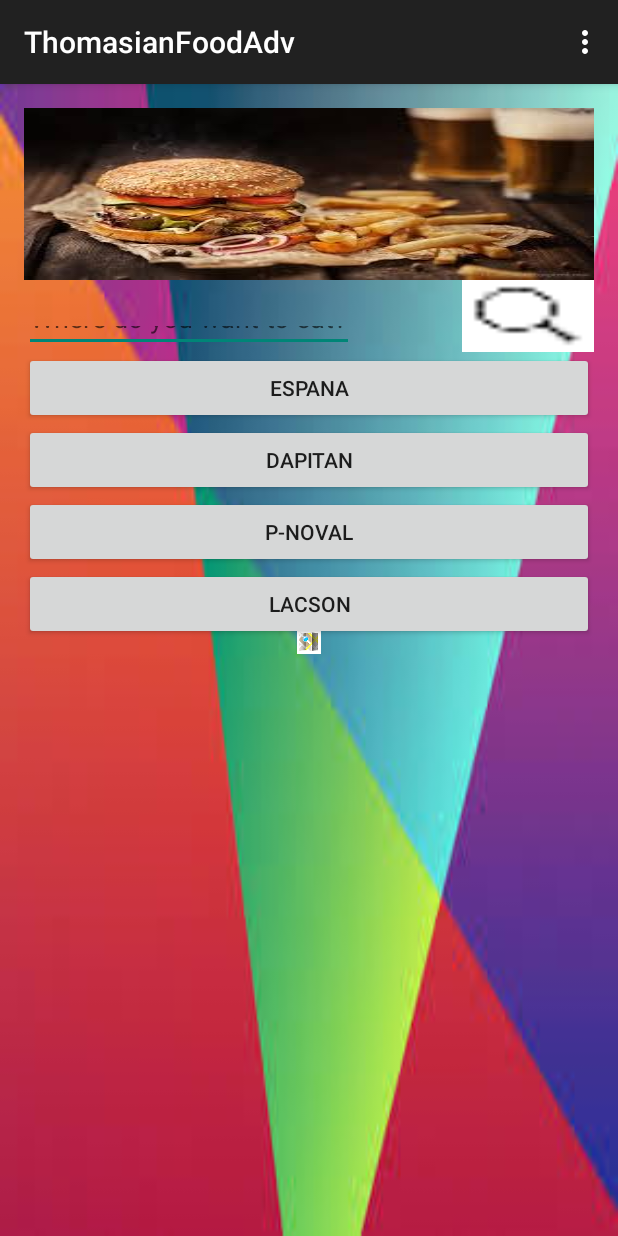
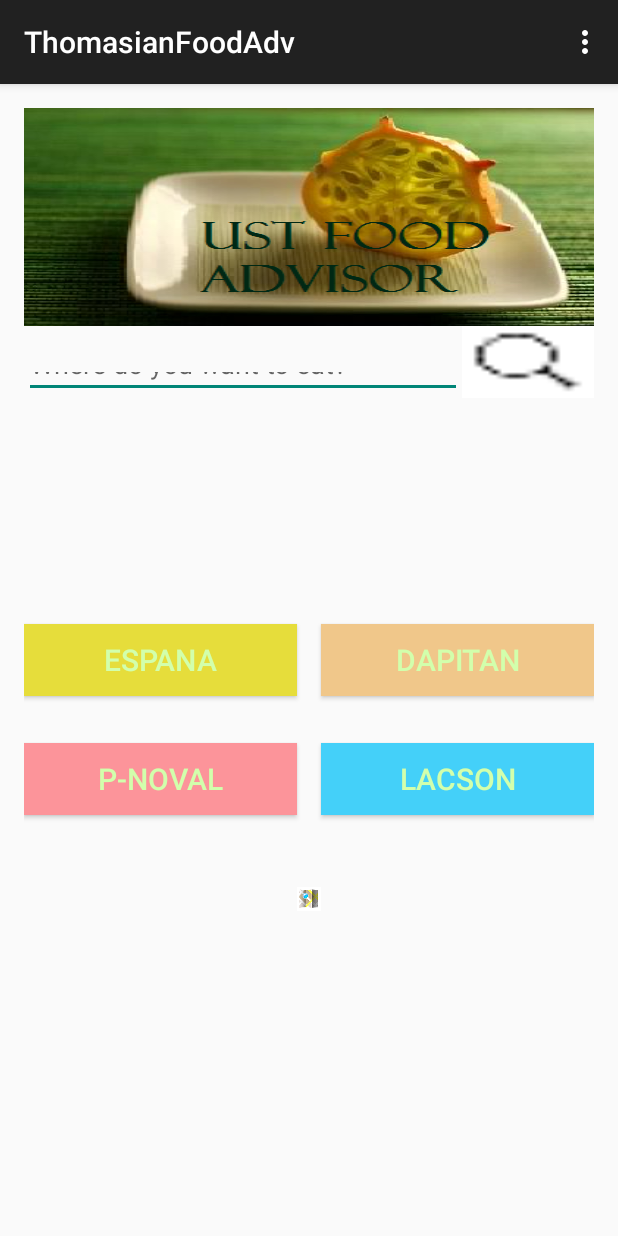
Before and after one commit to URIELLEBANZON/ThomasianFoodAdv, an Android app: the screen it shows after launch (Main_Activity), on a phone screen of 412 x 824 dp. Run offline under Robolectric (Android 15) with nearby library versions, the phone set to English and light mode, and no system bars.

Commit message:
update for food advisor
additional design and functions

```diff
--- a/app/src/main/res/layout/fragment_main_.xml
+++ b/app/src/main/res/layout/fragment_main_.xml
@@ -6,8 +6,7 @@
     android:paddingRight="@dimen/activity_horizontal_margin"
     android:paddingTop="@dimen/activity_vertical_margin"
     android:paddingBottom="@dimen/activity_vertical_margin"
-    tools:context=".Main_Activity$PlaceholderFragment"
-    android:background="@drawable/homepage">
+    tools:context=".Main_Activity$PlaceholderFragment">
 
     <EditText
         android:layout_width="wrap_content"
@@ -19,22 +18,23 @@
         android:visibility="visible"
         android:layout_alignBottom="@+id/BackButton"
         android:layout_alignParentLeft="true"
-        android:layout_alignParentStart="true" />
+        android:layout_alignParentStart="true"
+        android:layout_toLeftOf="@+id/BackButton" />
 
     <Button
         android:layout_width="wrap_content"
         android:layout_height="wrap_content"
         android:id="@+id/BackButton"
-        android:layout_below="@+id/imageView"
+        android:background="@drawable/magnify"
         android:layout_alignParentRight="true"
         android:layout_alignParentEnd="true"
-        android:background="@drawable/magnify" />
+        android:layout_below="@+id/imageView" />
 
     <ImageView
         android:layout_width="wrap_content"
         android:layout_height="wrap_content"
         android:id="@+id/imageView"
-        android:background="@drawable/beef"
+        android:background="@drawable/logothree"
         android:layout_alignParentTop="true"
         android:layout_alignParentLeft="true"
         android:layout_alignParentStart="true"
@@ -46,59 +46,72 @@
         android:layout_height="wrap_content"
         android:text="Espana"
         android:id="@+id/E_button"
-        android:layout_below="@+id/BackButton"
+        android:clickable="true"
+        android:onClick="Estreet"
+        android:background="#ffe6dd3b"
+        android:textSize="20dp"
+        android:textColor="#FFD2FFAC"
+        android:layout_centerVertical="true"
         android:layout_alignParentLeft="true"
         android:layout_alignParentStart="true"
-        android:layout_alignRight="@+id/BackButton"
-        android:layout_alignEnd="@+id/BackButton"
-        android:clickable="true"
-        android:onClick="Estreet"/>
+        android:layout_toLeftOf="@+id/backButton" />
 
     <Button
         android:layout_width="wrap_content"
         android:layout_height="wrap_content"
         android:text="Dapitan"
         android:id="@+id/Dapitanbutton"
-        android:layout_below="@+id/E_button"
-        android:layout_alignParentLeft="true"
-        android:layout_alignParentStart="true"
-        android:layout_alignRight="@+id/E_button"
-        android:layout_alignEnd="@+id/E_button"
         android:clickable="true"
-        android:onClick="Dstreet"/>
+        android:onClick="Dstreet"
+        android:layout_alignRight="@+id/BackButton"
+        android:layout_alignEnd="@+id/BackButton"
+        android:background="#fff0c78a"
+        android:layout_alignTop="@+id/E_button"
+        android:layout_above="@+id/P_button"
+        android:textSize="20dp"
+        android:textColor="#FFD2FFAC"
+        android:layout_alignLeft="@+id/L_Button"
+        android:layout_alignStart="@+id/L_Button" />
 
     <Button
         android:layout_width="wrap_content"
         android:layout_height="wrap_content"
         android:text="Lacson"
         android:id="@+id/L_Button"
-        android:layout_below="@+id/P_button"
-        android:layout_alignParentLeft="true"
-        android:layout_alignParentStart="true"
+        android:clickable="true"
+        android:onClick="Lstreet"
         android:layout_alignParentRight="true"
         android:layout_alignParentEnd="true"
-        android:clickable="true"
-        android:onClick="Lstreet" />
+        android:layout_toRightOf="@+id/backButton"
+        android:background="#ff44d0f9"
+        android:textSize="20dp"
+        android:textAlignment="center"
+        android:textColor="#ffd2ffac"
+        android:layout_alignTop="@+id/P_button" />
     <Button
         android:layout_width="wrap_content"
         android:layout_height="wrap_content"
         android:text="P-noval"
         android:id="@+id/P_button"
-        android:layout_below="@+id/Dapitanbutton"
+        android:clickable="true"
+        android:onClick="Pstreet"
+        android:background="#fffc949a"
+        android:textSize="20dp"
+        android:textColor="#FFD2FFAC"
+        android:layout_below="@+id/E_button"
         android:layout_alignParentLeft="true"
         android:layout_alignParentStart="true"
-        android:layout_alignRight="@+id/Dapitanbutton"
-        android:layout_alignEnd="@+id/Dapitanbutton"
-        android:clickable="true"
-        android:onClick="Pstreet"/>
+        android:layout_marginTop="31dp"
+        android:layout_alignRight="@+id/E_button"
+        android:layout_alignEnd="@+id/E_button" />
 
     <ImageButton
         android:layout_width="wrap_content"
         android:layout_height="wrap_content"
-        android:id="@+id/imageButton"
+        android:id="@+id/backButton"
         android:background="@drawable/map"
-        android:layout_below="@+id/P_button"
-        android:layout_centerHorizontal="true"
-        android:layout_marginTop="41dp" />
+        android:layout_marginTop="48dp"
+        android:layout_below="@+id/L_Button"
+        android:layout_centerHorizontal="true" />
 
 </RelativeLayout>
```
Also changed, not shown: app/src/main/res/layout/fragment_dapitan_activity.xml (+8 -28 lines), app/src/main/res/layout/fragment_espana_act.xml (+14 -33 lines), app/src/main/res/layout/fragment_lacson_.xml (+9 -29 lines), app/src/main/res/layout/fragment_pnoval_activity.xml (+15 -36 lines), app/src/main/res/drawable-hdpi/bkforall.png (added), app/src/main/res/drawable-hdpi/listdapits.png (added), app/src/main/res/drawable-hdpi/listesp.png (added), app/src/main/res/drawable-hdpi/listesp2.png (added), app/src/main/res/drawable-hdpi/listlacson.png (added), app/src/main/res/drawable-hdpi/listpnov.png (added), app/src/main/res/drawable-hdpi/logothree.png (added), app/src/main/res/drawable-hdpi/logotwo.png (added), app/src/main/res/drawable-hdpi/thomasian.jpg (added), app/src/main/res/drawable-hdpi/tskin.jpg (added).
